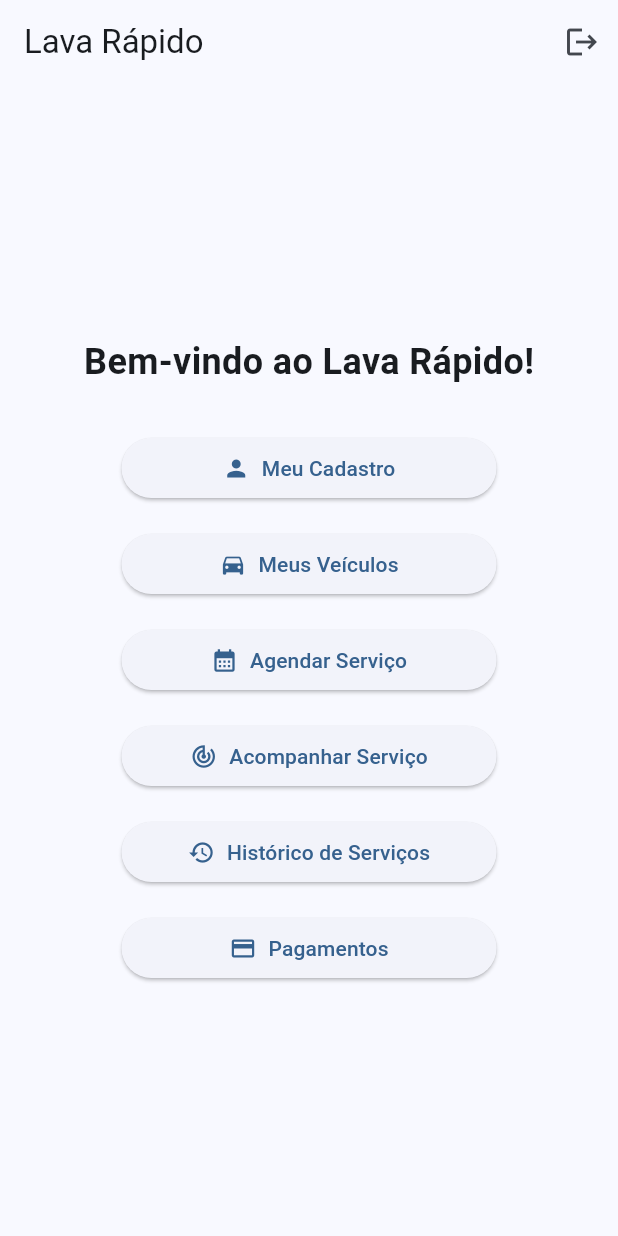
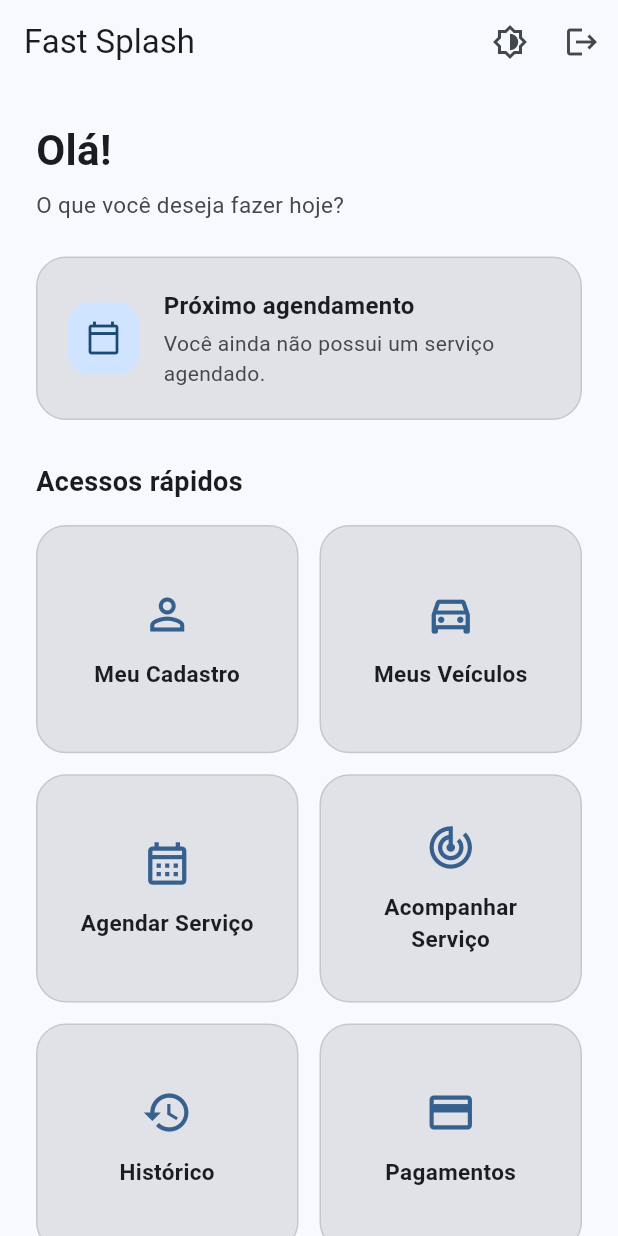
Before and after one commit to euKelsey/lava_rapido_app, a Flutter app: the HomeScreen screen opened directly, on a phone screen of 412 x 824 dp. Run offline on Flutter 3.47's test engine with Material 3 defaults, Android fonts, the phone set to English and light mode, and no system bars.

Commit message:
Atualiza tema e melhora tela inicial

```diff
--- a/lib/main.dart
+++ b/lib/main.dart
@@ -1,6 +1,7 @@
 import 'package:flutter/material.dart';
 
 import 'screens/login_screen.dart';
+import 'theme/theme_controller.dart';
 
 void main() {
   runApp(const LavaRapidoApp());
@@ -11,11 +12,14 @@ class LavaRapidoApp extends StatelessWidget {
 
   @override
   Widget build(BuildContext context) {
+    return ValueListenableBuilder<ThemeMode>(
+      valueListenable: themeModeNotifier,
+      builder: (context, themeMode, child) {
         return MaterialApp(
           debugShowCheckedModeBanner: false,
           title: 'Fast Splash',
 
-      themeMode: ThemeMode.system,
+          themeMode: themeMode,
 
           theme: ThemeData(
             brightness: Brightness.light,
@@ -37,5 +41,7 @@ class LavaRapidoApp extends StatelessWidget {
 
           home: const LoginScreen(),
         );
+      },
+    );
   }
 }
--- a/lib/screens/home_screen.dart
+++ b/lib/screens/home_screen.dart
@@ -1,21 +1,295 @@
 import 'package:flutter/material.dart';
+
+import '../data/dados_temporarios.dart';
+import '../models/agendamento.dart';
+import '../theme/theme_controller.dart';
+import 'agendamento_screen.dart';
+import 'historico_servicos_screen.dart';
+import 'login_screen.dart';
 import 'meu_cadastro_screen.dart';
+import 'pagamentos_screen.dart';
+import 'status_servico_screen.dart';
 import 'veiculos_screen.dart';
-import 'agendamento_screen.dart';
-import 'status_servico_screen.dart';
-import 'pagamentos_screen.dart';
-import 'login_screen.dart';
-import 'historico_servicos_screen.dart';
 
 class HomeScreen extends StatelessWidget {
   const HomeScreen({super.key});
 
+  Widget _cardMenu({
+    required BuildContext context,
+    required IconData icone,
+    required String texto,
+    required VoidCallback onPressed,
+  }) {
+    return InkWell(
+      onTap: onPressed,
+      borderRadius: BorderRadius.circular(20),
+      child: Container(
+        padding: const EdgeInsets.all(18),
+        decoration: BoxDecoration(
+          color: Theme.of(context).colorScheme.surfaceContainerHighest,
+          borderRadius: BorderRadius.circular(20),
+          border: Border.all(
+            color: Theme.of(context).colorScheme.outlineVariant,
+          ),
+        ),
+        child: Column(
+          mainAxisAlignment: MainAxisAlignment.center,
+          children: [
+            Icon(
+              icone,
+              size: 34,
+              color: Theme.of(context).colorScheme.primary,
+            ),
+            const SizedBox(height: 12),
+            Text(
+              texto,
+              textAlign: TextAlign.center,
+              style: TextStyle(
+                fontSize: 15,
+                fontWeight: FontWeight.w600,
+                color: Theme.of(context).colorScheme.onSurface,
+              ),
+            ),
+          ],
+        ),
+      ),
+    );
+  }
+
+  Widget _cardProximoAgendamento({
+    required BuildContext context,
+    required Agendamento? agendamento,
+  }) {
+    final colorScheme = Theme.of(context).colorScheme;
+
+    if (agendamento == null) {
+      return Container(
+        width: double.infinity,
+        padding: const EdgeInsets.all(20),
+        decoration: BoxDecoration(
+          color: colorScheme.surfaceContainerHighest,
+          borderRadius: BorderRadius.circular(20),
+          border: Border.all(
+            color: colorScheme.outlineVariant,
+          ),
+        ),
+        child: Row(
+          children: [
+            Container(
+              width: 48,
+              height: 48,
+              decoration: BoxDecoration(
+                color: colorScheme.primaryContainer,
+                borderRadius: BorderRadius.circular(14),
+              ),
+              child: Icon(
+                Icons.calendar_today_outlined,
+                color: colorScheme.onPrimaryContainer,
+              ),
+            ),
+            const SizedBox(width: 16),
+            Expanded(
+              child: Column(
+                crossAxisAlignment: CrossAxisAlignment.start,
+                children: [
+                  Text(
+                    'Próximo agendamento',
+                    style: TextStyle(
+                      fontSize: 16,
+                      fontWeight: FontWeight.bold,
+                      color: colorScheme.onSurface,
+                    ),
+                  ),
+                  const SizedBox(height: 4),
+                  Text(
+                    'Você ainda não possui um serviço agendado.',
+                    style: TextStyle(
+                      fontSize: 14,
+                      color: colorScheme.onSurfaceVariant,
+                    ),
+                  ),
+                ],
+              ),
+            ),
+          ],
+        ),
+      );
+    }
+
+    final nomesServicos =
+        agendamento.servicos.map((servico) => servico.nome).join(', ');
+
+    return Container(
+      width: double.infinity,
+      padding: const EdgeInsets.all(20),
+      decoration: BoxDecoration(
+        color: colorScheme.surfaceContainerHighest,
+        borderRadius: BorderRadius.circular(20),
+        border: Border.all(
+          color: colorScheme.outlineVariant,
+        ),
+      ),
+      child: Column(
+        crossAxisAlignment: CrossAxisAlignment.start,
+        children: [
+          Row(
+            children: [
+              Container(
+                width: 48,
+                height: 48,
+                decoration: BoxDecoration(
+                  color: colorScheme.primaryContainer,
+                  borderRadius: BorderRadius.circular(14),
+                ),
+                child: Icon(
+                  Icons.local_car_wash_outlined,
+                  color: colorScheme.onPrimaryContainer,
+                ),
+              ),
+              const SizedBox(width: 16),
+              Expanded(
+                child: Column(
+                  crossAxisAlignment: CrossAxisAlignment.start,
+                  children: [
+                    Text(
+                      'Próximo agendamento',
+                      style: TextStyle(
+                        fontSize: 16,
+                        fontWeight: FontWeight.bold,
+                        color: colorScheme.onSurface,
+                      ),
+                    ),
+                    const SizedBox(height: 4),
+                    Text(
+                      '${agendamento.veiculo.marca} '
+                      '${agendamento.veiculo.modelo}',
+                      style: TextStyle(
+                        fontSize: 14,
+                        color: colorScheme.onSurfaceVariant,
+                      ),
+                    ),
+                  ],
+                ),
+              ),
+            ],
+          ),
+          const SizedBox(height: 16),
+          Text(
+            nomesServicos,
+            style: TextStyle(
+              fontSize: 15,
+              fontWeight: FontWeight.w600,
+              color: colorScheme.onSurface,
+            ),
+          ),
+          const SizedBox(height: 10),
+          Row(
+            children: [
+              Icon(
+                Icons.calendar_month_outlined,
+                size: 18,
+                color: colorScheme.onSurfaceVariant,
+              ),
+              const SizedBox(width: 8),
+              Text(
+                agendamento.data,
+                style: TextStyle(
+                  color: colorScheme.onSurfaceVariant,
+                ),
+              ),
+              const SizedBox(width: 18),
+              Icon(
+                Icons.access_time,
+                size: 18,
+                color: colorScheme.onSurfaceVariant,
+              ),
+              const SizedBox(width: 8),
+              Text(
+                agendamento.horario,
+                style: TextStyle(
+                  color: colorScheme.onSurfaceVariant,
+                ),
+              ),
+            ],
+          ),
+          const SizedBox(height: 10),
+          Row(
+            children: [
+              Icon(
+                Icons.info_outline,
+                size: 18,
+                color: colorScheme.primary,
+              ),
+              const SizedBox(width: 8),
+              Text(
+                agendamento.status,
+                style: TextStyle(
+                  fontWeight: FontWeight.w600,
+                  color: colorScheme.primary,
+                ),
+              ),
+            ],
+          ),
+        ],
+      ),
+    );
+  }
+
   @override
   Widget build(BuildContext context) {
+    Agendamento? proximoAgendamento;
+
+    for (final agendamento in agendamentos) {
+      if (agendamento.status != 'Finalizado' &&
+          agendamento.status != 'Cancelado') {
+        proximoAgendamento = agendamento;
+        break;
+      }
+    }
+
     return Scaffold(
       appBar: AppBar(
-                title: const Text('Lava Rápido'),
+        title: const Text('Fast Splash'),
         actions: [
+          PopupMenuButton<ThemeMode>(
+            tooltip: 'Tema',
+            icon: const Icon(Icons.brightness_6_outlined),
+            onSelected: (ThemeMode modo) {
+              themeModeNotifier.value = modo;
+            },
+            itemBuilder: (context) => const [
+              PopupMenuItem(
+                value: ThemeMode.system,
+                child: Row(
+                  children: [
+                    Icon(Icons.settings_suggest_outlined),
+                    SizedBox(width: 12),
+                    Text('Sistema'),
+                  ],
+                ),
+              ),
+              PopupMenuItem(
+                value: ThemeMode.light,
+                child: Row(
+                  children: [
+                    Icon(Icons.light_mode_outlined),
+                    SizedBox(width: 12),
+                    Text('Claro'),
+                  ],
+                ),
+              ),
+              PopupMenuItem(
+                value: ThemeMode.dark,
+                child: Row(
+                  children: [
+                    Icon(Icons.dark_mode_outlined),
+                    SizedBox(width: 12),
+                    Text('Escuro'),
+                  ],
+                ),
+              ),
+            ],
+          ),
           IconButton(
             tooltip: 'Sair',
             onPressed: () {
@@ -30,23 +304,55 @@ class HomeScreen extends StatelessWidget {
           ),
         ],
       ),
-            body: Center(
+      body: SafeArea(
+        child: SingleChildScrollView(
+          padding: const EdgeInsets.all(24),
           child: Column(
-                    mainAxisAlignment: MainAxisAlignment.center,
+            crossAxisAlignment: CrossAxisAlignment.stretch,
             children: [
-                        const Text(
-                            'Bem-vindo ao Lava Rápido!',
+              Text(
+                'Olá!',
                 style: TextStyle(
-                                fontSize: 24,
+                  fontSize: 28,
                   fontWeight: FontWeight.bold,
+                  color: Theme.of(context).colorScheme.onSurface,
                 ),
               ),
-
-                        const SizedBox(height: 30),
-
-                        SizedBox(
-                            width: 250,
-                            child: ElevatedButton(
+              const SizedBox(height: 6),
+              Text(
+                'O que você deseja fazer hoje?',
+                style: TextStyle(
+                  fontSize: 15,
+                  color: Theme.of(context).colorScheme.onSurfaceVariant,
+                ),
+              ),
+              const SizedBox(height: 24),
+              _cardProximoAgendamento(
+                context: context,
+                agendamento: proximoAgendamento,
+              ),
+              const SizedBox(height: 28),
+              Text(
+                'Acessos rápidos',
+                style: TextStyle(
+                  fontSize: 18,
+                  fontWeight: FontWeight.bold,
+                  color: Theme.of(context).colorScheme.onSurface,
+                ),
+              ),
+              const SizedBox(height: 16),
+              GridView.count(
+                crossAxisCount: 2,
+                shrinkWrap: true,
+                physics: const NeverScrollableScrollPhysics(),
+                crossAxisSpacing: 14,
+                mainAxisSpacing: 14,
+                childAspectRatio: 1.15,
+                children: [
+                  _cardMenu(
+                    context: context,
+                    icone: Icons.person_outline,
+                    texto: 'Meu Cadastro',
                     onPressed: () {
                       Navigator.push(
                         context,
@@ -55,22 +361,11 @@ class HomeScreen extends StatelessWidget {
                         ),
                       );
                     },
-                                child: const Row(
-                                    mainAxisSize: MainAxisSize.min,
-                                    children: [
-                                        Icon(Icons.person),
-                                        SizedBox(width: 8),
-                                        Text('Meu Cadastro'),
-                                    ],
                   ),
-                            ),
-                        ),
-
-                        const SizedBox(height: 16),
-
-                        SizedBox(
-                            width: 250,
-                            child: ElevatedButton(
+                  _cardMenu(
+                    context: context,
+                    icone: Icons.directions_car_outlined,
+                    texto: 'Meus Veículos',
                     onPressed: () {
                       Navigator.push(
                         context,
@@ -79,22 +374,11 @@ class HomeScreen extends StatelessWidget {
                         ),
                       );
                     },
-                                child: Row(
-                                    mainAxisSize: MainAxisSize.min,
-                                    children: [
-                                        Icon(Icons.directions_car),
-                                        SizedBox(width: 8),
-                                        Text('Meus Veículos'),
-                                    ],
                   ),
-                            ),
-                        ),
-
-                        const SizedBox(height: 16),
-
-                        SizedBox(
-                            width: 250,
-                            child: ElevatedButton(
+                  _cardMenu(
+                    context: context,
+                    icone: Icons.calendar_month_outlined,
+                    texto: 'Agendar Serviço',
                     onPressed: () {
                       Navigator.push(
                         context,
@@ -103,22 +387,11 @@ class HomeScreen extends StatelessWidget {
                         ),
                       );
                     },
-                                child: Row(
-                                    mainAxisSize: MainAxisSize.min,
-                                    children: [
-                                        Icon(Icons.calendar_month),
-                                        SizedBox(width: 8),
-                                        Text('Agendar Serviço'),
-                                    ],
                   ),
-                            ),
-                        ),
-
-                        const SizedBox(height: 16),
-
-                        SizedBox(
-                            width: 250,
-                            child: ElevatedButton(
+                  _cardMenu(
+                    context: context,
+                    icone: Icons.track_changes_outlined,
+                    texto: 'Acompanhar Serviço',
                     onPressed: () {
                       Navigator.push(
                         context,
@@ -127,46 +400,25 @@ class HomeScreen extends StatelessWidget {
                         ),
                       );
                     },
-                                child: Row(
-                                    mainAxisSize: MainAxisSize.min,
-                                    children: [
-                                        Icon(Icons.track_changes),
-                                        SizedBox(width: 8),
-                                        Text('Acompanhar Serviço'),
-                                    ],
                   ),
-                            ),
-                        ),
-
-                        const SizedBox(height: 16),
-
-                        SizedBox(
-                            width: 250,
-                            child: ElevatedButton(
+                  _cardMenu(
+                    context: context,
+                    icone: Icons.history,
+                    texto: 'Histórico',
                     onPressed: () {
                       Navigator.push(
                         context,
                         MaterialPageRoute(
-                                            builder: (context) => const HistoricoServicosScreen(),
+                          builder: (context) =>
+                              const HistoricoServicosScreen(),
                         ),
                       );
                     },
-                                    child: const Row(
-                                        mainAxisSize: MainAxisSize.min,
-                                        children: [
-                                            Icon(Icons.history),
-                                            SizedBox(width: 8),
-                                            Text('Histórico de Serviços'),
-                                        ],
                   ),
-                                ),
-                            ),
-
-                        const SizedBox(height: 16),
-
-                        SizedBox(
-                            width:250,
-                            child: ElevatedButton(
+                  _cardMenu(
+                    context: context,
+                    icone: Icons.payment_outlined,
+                    texto: 'Pagamentos',
                     onPressed: () {
                       Navigator.push(
                         context,
@@ -175,17 +427,11 @@ class HomeScreen extends StatelessWidget {
                         ),
                       );
                     },
-                                child: Row(
-                                    mainAxisSize: MainAxisSize.min,
-                                    children: [
-                                        Icon(Icons.payment),
-                                        SizedBox(width: 8),
-                                        Text('Pagamentos'),
+                  ),
                 ],
               ),
+            ],
           ),
-                        ),
-                    ],
         ),
       ),
     );
--- /dev/null
+++ b/lib/theme/theme_controller.dart
@@ -0,0 +1,4 @@
+import 'package:flutter/material.dart';
+
+final ValueNotifier<ThemeMode> themeModeNotifier =
+    ValueNotifier(ThemeMode.system);
```
Lines whose indentation alone changed are shown as unchanged.
